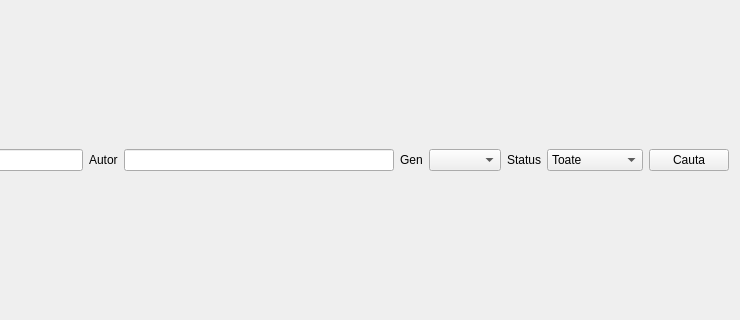
Before: the Qt Designer form src/main/resources/base/UIs/books.ui in nan-dre/OLDI, drawn with Qt 5; both pictures show x 227 to 967 and y 89 to 409 of the 967 by 499 pixel window.
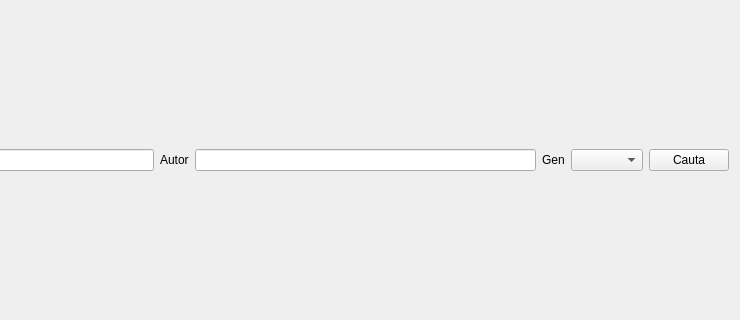
After: the same form once the commit is applied.

Patch:
```diff
--- a/src/main/resources/base/UIs/books.ui
+++ b/src/main/resources/base/UIs/books.ui
@@ -49,32 +49,6 @@
      <item>
       <widget class="QComboBox" name="genre_combobox"/>
      </item>
-     <item>
-      <widget class="QLabel" name="status_label">
-       <property name="text">
-        <string>Status</string>
-       </property>
-      </widget>
-     </item>
-     <item>
-      <widget class="QComboBox" name="status_combobox">
-       <item>
-        <property name="text">
-         <string>Toate</string>
-        </property>
-       </item>
-       <item>
-        <property name="text">
-         <string>Inchiriate</string>
-        </property>
-       </item>
-       <item>
-        <property name="text">
-         <string>Neinchiriate</string>
-        </property>
-       </item>
-      </widget>
-     </item>
      <item>
       <widget class="QPushButton" name="search_button">
        <property name="text">
```
